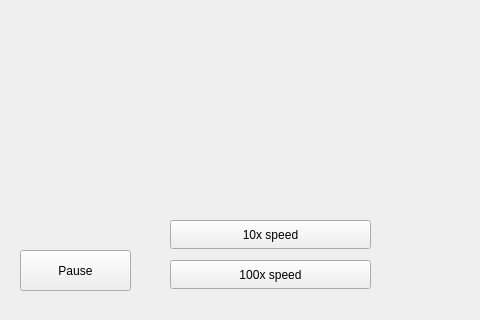
First picture: the form in Group2_TrainSystem/system_centraltimer_connector.ui, repository alecippolito/ECE1140-Systems_and_Project_Engineering, before the edit; both pictures show x 320 to 800 and y 0 to 320 of the 800 by 600 pixel window.
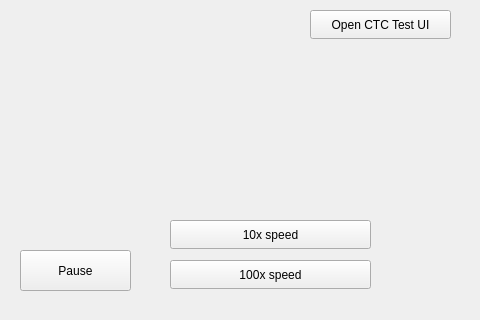
Second picture: the form after the edit.

Commit message: Add CTC test UI, fixed dynamic tracking

Diff of the .ui file:
```diff
--- a/Group2_TrainSystem/system_centraltimer_connector.ui
+++ b/Group2_TrainSystem/system_centraltimer_connector.ui
@@ -844,6 +844,19 @@
      <bool>false</bool>
     </property>
    </widget>
+   <widget class="QPushButton" name="CTCTestUIButton">
+    <property name="geometry">
+     <rect>
+      <x>630</x>
+      <y>10</y>
+      <width>141</width>
+      <height>29</height>
+     </rect>
+    </property>
+    <property name="text">
+     <string>Open CTC Test UI</string>
+    </property>
+   </widget>
   </widget>
   <widget class="QMenuBar" name="menubar">
    <property name="geometry">
```
Left out of the diff: 2 changed lines with no effect on the pictures. The commit also changes 32 other files.
